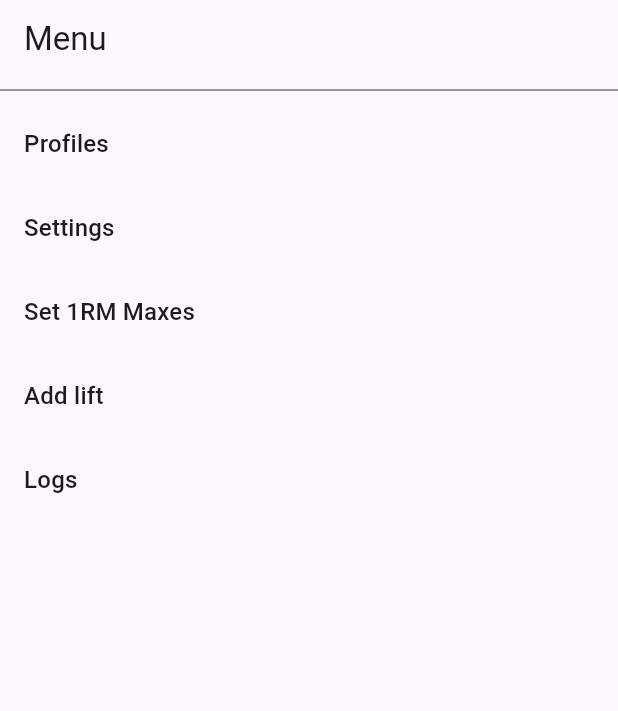
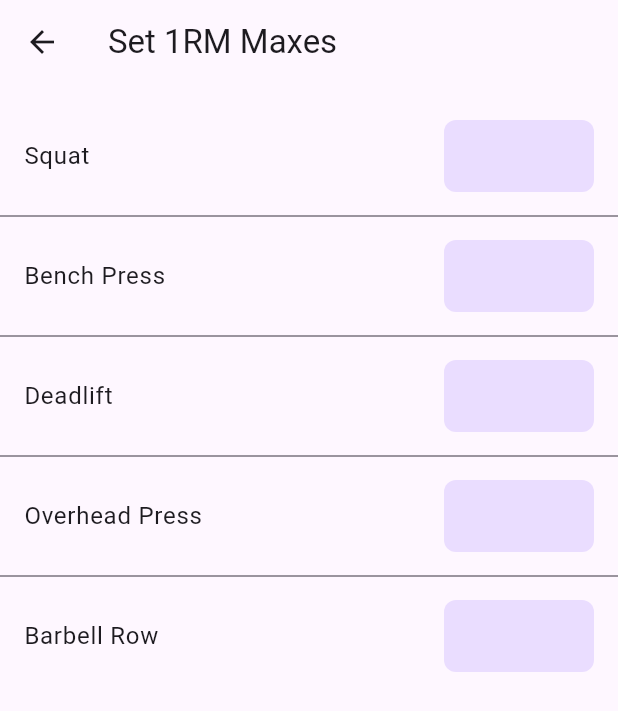
Before and after one commit to tareksoliman26072020/playing-with-flutter, a Flutter app: the MenuPage screen opened directly, after a tap on "Set 1RM Maxes", on a phone screen of 412 x 824 dp. Shown: the top 711 px of the screen. Run offline on Flutter 3.47's test engine with Material 3 defaults, Android fonts, the light colour scheme and no system bars.

Commit message:
set 1RM maxes page

```diff
--- a/strength_track/lib/widgets/menu_page.dart
+++ b/strength_track/lib/widgets/menu_page.dart
@@ -1,4 +1,5 @@
 import 'package:flutter/material.dart';
+import 'package:strength_track/widgets/set_1rm_maxes_page.dart';
 
 class MenuPage extends StatelessWidget {
   const MenuPage({super.key});
@@ -34,9 +35,15 @@ class MenuPage extends StatelessWidget {
                   _buildMenuItem(context, 'Settings', () {
                     // TODO: Navigate to Settings page
                   }),
-                  _buildMenuItem(context, 'Set 1RM Maxes', () {
-                    // TODO: Navigate to Set 1RM Maxes page
-                  }),
+                  _buildMenuItem(
+                    context,
+                    'Set 1RM Maxes',
+                    () {
+                      Navigator.push(
+                        context,
+                        MaterialPageRoute(builder: (c) => const Set1RMMaxesPage()),
+                      );}
+                  ),
                   _buildMenuItem(context, 'Add lift', () {
                     // TODO: Navigate to Add lift page
                   }),
--- /dev/null
+++ b/strength_track/lib/widgets/set_1rm_maxes_page.dart
@@ -0,0 +1,97 @@
+import 'package:flutter/material.dart';
+
+class Set1RMMaxesPage extends StatefulWidget {
+  const Set1RMMaxesPage({super.key});
+
+  @override
+  Set1RMMaxesPageState createState() => Set1RMMaxesPageState();
+}
+
+class Set1RMMaxesPageState extends State<Set1RMMaxesPage> {
+  // List of standard lifts
+  final List<String> _lifts = [
+    'Squat',
+    'Bench Press',
+    'Deadlift',
+    'Overhead Press',
+    'Barbell Row',
+  ];
+
+  // Controllers to capture user input
+  final Map<String, TextEditingController> _controllers = {};
+
+  @override
+  void initState() {
+    super.initState();
+    for (var lift in _lifts) {
+      _controllers[lift] = TextEditingController();
+    }
+  }
+
+  @override
+  void dispose() {
+    for (var controller in _controllers.values) {
+      controller.dispose();
+    }
+    super.dispose();
+  }
+
+  @override
+  Widget build(BuildContext context) {
+    final theme = Theme.of(context);
+    final textColor = theme.textTheme.bodyLarge?.color;
+    final backgroundColor = theme.scaffoldBackgroundColor;
+    final boxColor = theme.colorScheme.primaryContainer;
+
+    return Scaffold(
+      appBar: AppBar(
+        title: Text(
+          'Set 1RM Maxes',
+          style: theme.textTheme.titleLarge,
+        ),
+        backgroundColor: backgroundColor,
+        elevation: 0,
+        iconTheme: IconThemeData(color: textColor),
+      ),
+      backgroundColor: backgroundColor,
+      body: ListView.separated(
+        padding: const EdgeInsets.symmetric(vertical: 16.0),
+        itemCount: _lifts.length,
+        separatorBuilder: (context, index) => Divider(color: theme.dividerColor),
+        itemBuilder: (context, index) {
+          final lift = _lifts[index];
+          return Padding(
+            padding: const EdgeInsets.symmetric(horizontal: 16.0, vertical: 8.0),
+            child: Row(
+              mainAxisAlignment: MainAxisAlignment.spaceBetween,
+              children: [
+                Text(
+                  lift,
+                  style: theme.textTheme.bodyLarge,
+                ),
+                SizedBox(
+                  width: 100,
+                  child: TextField(
+                    controller: _controllers[lift],
+                    keyboardType: TextInputType.number,
+                    style: theme.textTheme.bodyLarge,
+                    decoration: InputDecoration(
+                      suffixText: 'kg',
+                      filled: true,
+                      fillColor: boxColor,
+                      contentPadding: const EdgeInsets.symmetric(horizontal: 12.0, vertical: 8.0),
+                      border: OutlineInputBorder(
+                        borderRadius: BorderRadius.circular(8.0),
+                        borderSide: BorderSide.none,
+                      ),
+                    ),
+                  ),
+                ),
+              ],
+            ),
+          );
+        },
+      ),
+    );
+  }
+}
```
